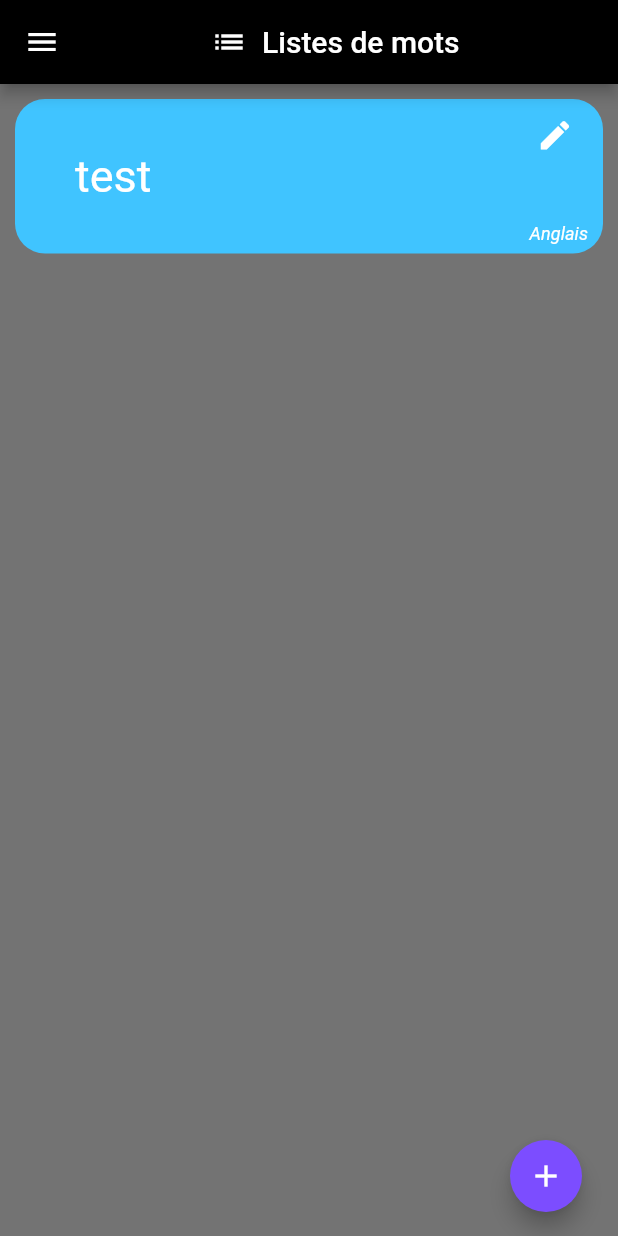
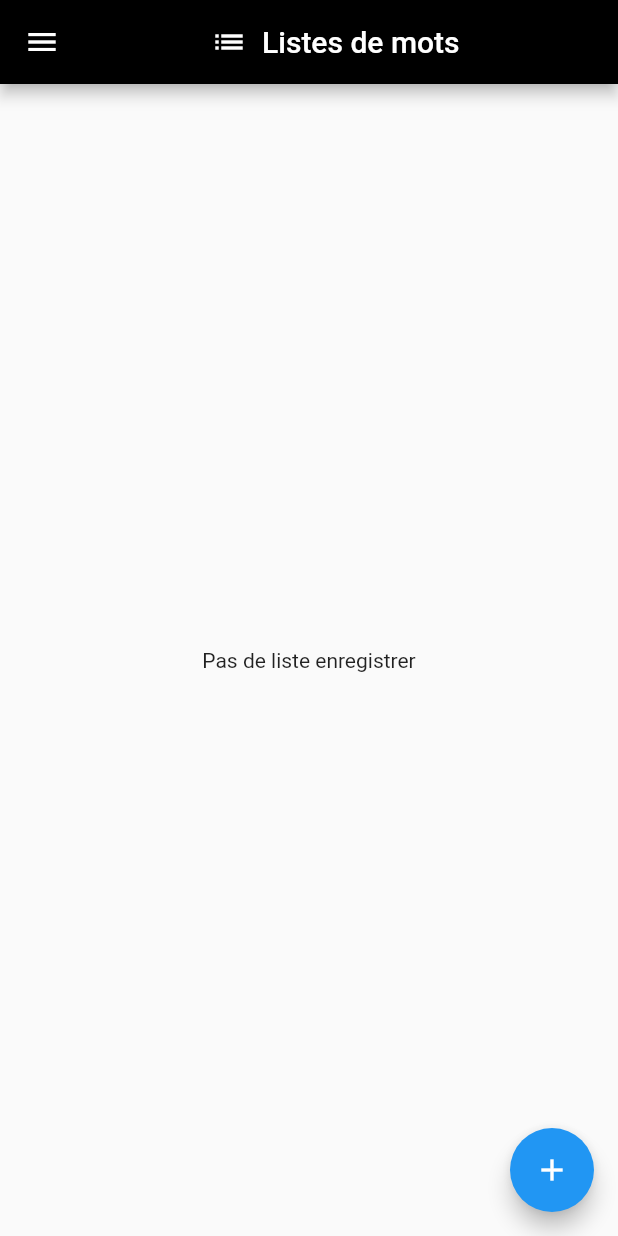
Before and after one commit to Valentin-Petitniot/Langame, a Flutter app: the screen it shows after launch, on a phone screen of 412 x 824 dp. Run offline on Flutter 3.47's test engine with Material 2 defaults, Android fonts, the phone set to English and light mode, and no system bars.

Commit message:
Transfère entre pc

```diff
--- a/lib/Cards/List_Cards.dart
+++ b/lib/Cards/List_Cards.dart
@@ -10,9 +10,11 @@ import '../Screens/Edit_List_Screen.dart';
 
 class ListCards extends StatefulWidget {
 
-  final ListOfWord test;
+  const ListCards({Key? key, required this.name, required this.language}) : super(key: key);
 
-  const ListCards({Key? key, required this.test}) : super(key: key);
+
+  final String name;
+  final String language;
 
   @override
   State<ListCards> createState() => _ListCardsState();
@@ -46,7 +48,7 @@ class _ListCardsState extends State<ListCards> {
                   Padding(
                     padding: const EdgeInsets.fromLTRB(40, 0, 0, 0),
                     child: Text(
-                      widget.test.name,
+                      widget.name,
                       style: TextStyle(
                         color: Colors.white,
                         fontSize: 30,
@@ -66,22 +68,20 @@ class _ListCardsState extends State<ListCards> {
                         padding: const EdgeInsets.fromLTRB(0, 0, 2, 35),
                         child: ModifListButton(
                           onPressed: () {
-                            Word Testword = Word(original: 'oui', translate: 'yes');
-                            widget.test.wordList.add(Testword);
                             Navigator.push(
                               context,
                               MaterialPageRoute(
-                                builder: (context) => EditListScreen(test: widget.test),
+                                builder: (context) => EditListScreen(),
                               ),
                             );
                           }
                         ),
                       ),
-                      const Padding(
+                      Padding(
                         padding: EdgeInsets.fromLTRB(0, 0, 10, 10),
                         child: Text(
-                          'Anglais',
-                          style: TextStyle(
+                          widget.language,
+                          style: const TextStyle(
                             color: Colors.white,
                             fontSize: 12,
                             fontStyle: FontStyle.italic,
--- a/lib/Class/List_of_Words.dart
+++ b/lib/Class/List_of_Words.dart
@@ -3,8 +3,7 @@ import 'package:langame/Class/Word.dart';
 class ListOfWord
 {
   String name;
-  late int nbrelem;
-  late List<Word> wordList;
+  String language;
 
-  ListOfWord({required this.name});
+  ListOfWord({required this.name, required this.language});
 }
--- a/lib/Routes/routes.dart
+++ b/lib/Routes/routes.dart
@@ -7,11 +7,10 @@ import 'package:langame/Screens/list_screen.dart';
 import 'package:langame/Screens/Edit_List_Screen.dart';
 import 'package:langame/Screens/View_Words_List_Screen.dart';
 
-ListOfWord test = ListOfWord(name: 'defaut');
 
 Map<String, WidgetBuilder> router = {
   kHomeRoute: (context) => MyApp(),
   kListRoute: (context) => const ListScreen(),
-  kEditRoute: (context) =>  EditListScreen(test: test),
+  kEditRoute: (context) =>  EditListScreen(),
   kViewWordList: (context) => const ViewWordsListScreen(),
 };
--- a/lib/Screens/list_screen.dart
+++ b/lib/Screens/list_screen.dart
@@ -1,5 +1,6 @@
 import 'package:flutter/material.dart';
 import 'package:langame/Class/List_of_Words.dart';
+import 'package:langame/Class/Word.dart';
 
 import 'package:langame/Routes/router.dart';
 import 'package:langame/Cards/List_Cards.dart';
@@ -13,9 +14,7 @@ class ListScreen extends StatefulWidget {
 }
 
 class _ListScreenState extends State<ListScreen> {
-
-
-  ListOfWord test = ListOfWord(name: 'test');
+  List<ListOfWord> data = [];
 
   Offset _tapPosition = Offset.zero;
 
@@ -49,12 +48,12 @@ class _ListScreenState extends State<ListScreen> {
     );
 
     // Implement the logic for each choice here
-    /*switch (result) {
+    switch (result) {
       case 'Supprimer':
         setState(() {
           data.removeAt(index);
         });
-    }*/
+    }
   }
 
   @override
@@ -65,8 +64,8 @@ class _ListScreenState extends State<ListScreen> {
           title: Row(
             children: [
               Padding(
-              padding:
-                  EdgeInsets.only(left: MediaQuery.of(context).size.width / 6),
+                padding: EdgeInsets.only(
+                    left: MediaQuery.of(context).size.width / 6),
               ),
               Icon(Icons.list),
               Padding(
@@ -74,24 +73,6 @@ class _ListScreenState extends State<ListScreen> {
               ),
               Text('Listes de mots'),
             ],
-        ),
-      ),
-      floatingActionButton: FloatingActionButton.extended(
-        onPressed: () {
-          Navigator.push(
-            context,
-            MaterialPageRoute(
-              builder: (context) => EditListScreen(test: test),
-            ),
-          );
-        },
-        backgroundColor: Colors.deepPurpleAccent,
-        tooltip: 'Ajout de Liste',
-        label: Icon(Icons.add),
-        shape: CircleBorder(
-          side: BorderSide(
-            color: Colors.transparent,
-          ),
           ),
         ),
         drawer: Drawer(
@@ -108,25 +89,51 @@ class _ListScreenState extends State<ListScreen> {
             ],
           ),
         ),
-      body: Container(
+        floatingActionButton: FloatingActionButton(
+          onPressed: () {
+            Navigator.of(context)
+                .push<ListOfWord>(
+                    MaterialPageRoute(builder: (_) => EditListScreen()))
+                .then((value) => setState(() {
+                      if (value?.name != "" && value?.language != "") {
+                        print('add list');
+                        data.add(ListOfWord(
+                            name: value!.name, language: value.language));
+                      }
+                    }));
+          },
+          child: Icon(Icons.add),
+        ),
+        body: data.isNotEmpty
+            ? Container(
                 color: Colors.black54,
                 width: double.infinity,
                 height: double.infinity,
                 child: ListView.builder(
-          itemCount: 1, //Devra prendre le nombre ListOfWord dans la liste
+                  itemCount: data.length,
                   itemBuilder: (context, index) {
                     return GestureDetector(
                       onTapDown: (details) => _getTapPosition(details),
                       onLongPress: () {
                         _showContextMenu(context, index);
                       },
-              child: ListCards(
-                test: test,
+                      child: Center(
+                        child: ListTile(
+                          title: Text(data[index].name),
+                          subtitle: Text(data[index].language),
+                          leading: Icon(Icons
+                              .emoji_people), /*ListCards(
+                        name: data[index].name,
+                        language: data[index].language,
+                      ),*/
+                        ),
                       ),
                     );
                   },
                 ),
-      ),
-    );
+              )
+            : const Center(
+                child: Text('Pas de liste enregistrer'),
+              ));
   }
 }
```
Also changed, not shown: lib/Cards/Add_Word_Card.dart (+1 -29 lines), lib/Screens/Edit_List_Screen.dart (+76 -10 lines). Lines whose indentation alone changed are shown as unchanged.
